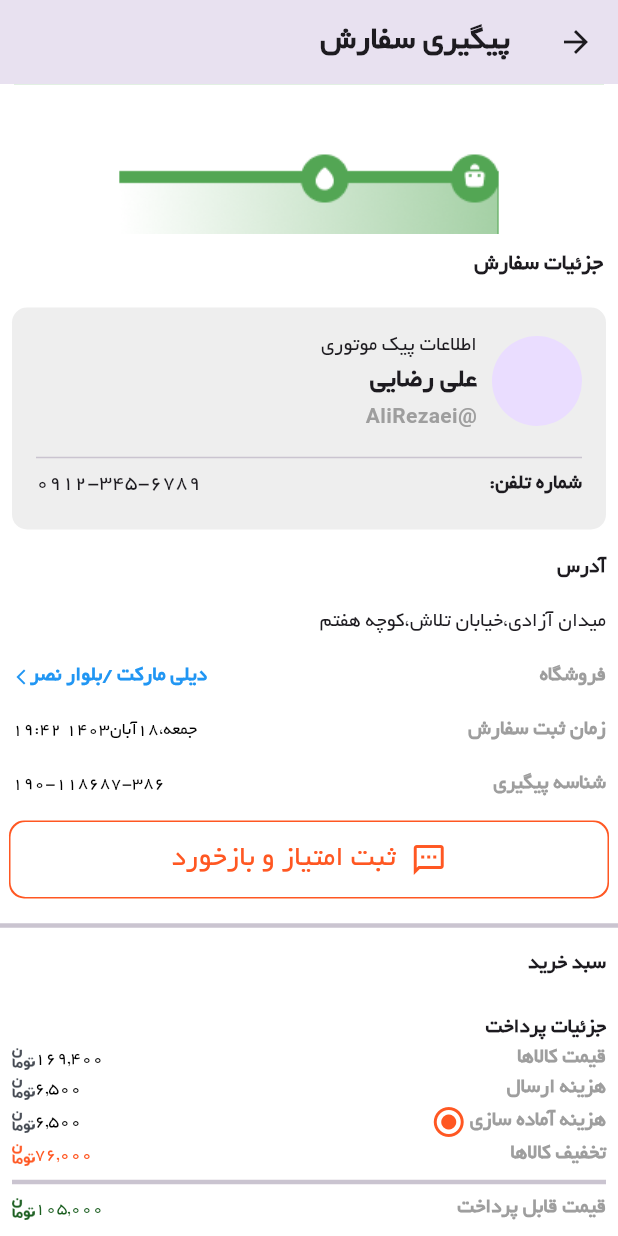
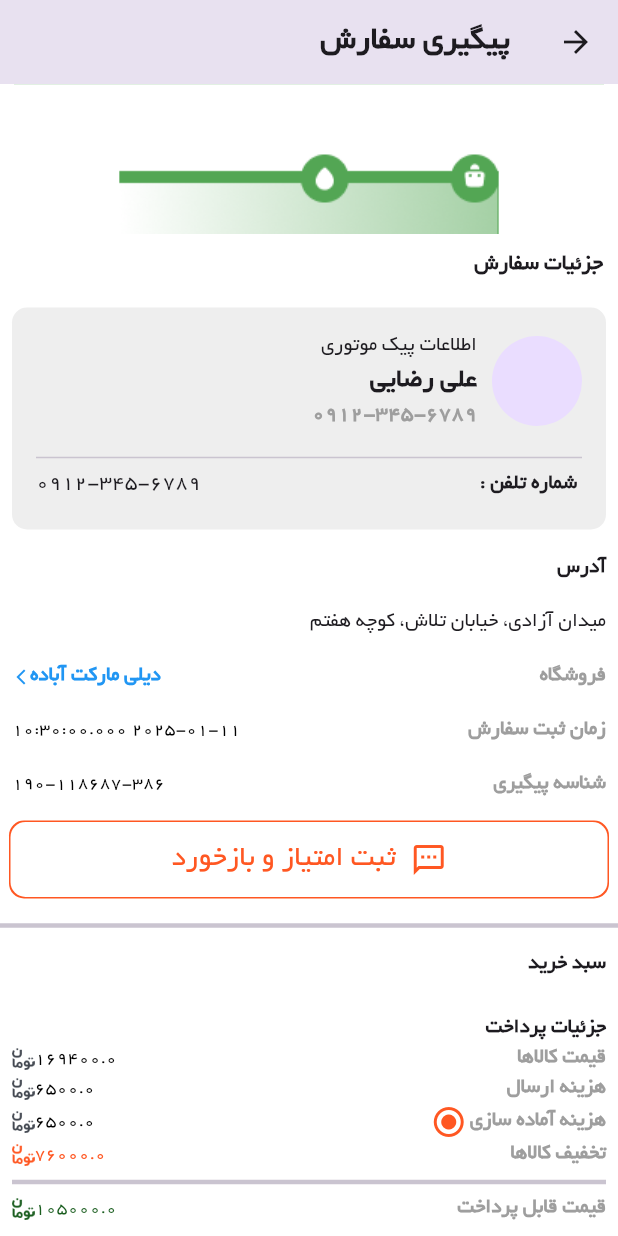
Before and after one commit to Ali3nti/abd_shop, a Flutter app: the OrderTrackingPage screen opened directly, scrolled down 216 dp, on a phone screen of 412 x 824 dp. Run offline on Flutter 3.47's test engine with Material 3 defaults, Android fonts, the phone set to English and light mode, and no system bars; our stand-ins replace connectivity_plus, dotted_border, flutter_image_compress, flutter_spinkit, hive_flutter, image_cropper and 7 more; accounts and stored records are empty.

Commit message:
complete_orders_tracking_page

```diff
--- a/lib/screens/orders/order_Tracking_Page.dart
+++ b/lib/screens/orders/order_Tracking_Page.dart
@@ -1,7 +1,8 @@
+import 'package:abd_shop/models/order_model.dart';
+import 'package:abd_shop/models/product_model.dart';
 import 'package:flutter/cupertino.dart';
 import 'package:flutter/material.dart';
 import 'dart:async';
-import 'package:latlong2/latlong.dart';
 
 class OrderTrackingPage extends StatefulWidget {
   const OrderTrackingPage({super.key});
@@ -14,10 +15,34 @@ class _OrderTrackingPageState extends State<OrderTrackingPage> {
   late Timer timer;
   Duration remainingTime = Duration(hours: 0, minutes: 30);
 
+  Order order = Order()
+    ..id = 1
+    ..userId = 1
+    ..orderDate = DateTime.now()
+    ..storeName = "دیلی مارکت آباده"
+    ..deliveryUserName = "علی رضایی"
+    ..deliveryUserPhone = "0912-345-6789"
+    ..products = [
+      Product()
+        ..id = 1
+        ..image = "assets/images/p1.png",
+      Product()
+        ..id = 2
+        ..image = "assets/images/p2.png"
+    ]
+    ..trackingId = "190-118687-386"
+    ..totalPrice = 105000
+    ..discount = 76000
+    ..itemPrice = 169400
+    ..deliveryCost = 6500
+    ..preparationCost = 6500;
+
   @override
   void initState() {
     super.initState();
-    timer = Timer.periodic(Duration(seconds: 1), (Timer t) {
+    timer = Timer.periodic(
+      Duration(seconds: 1),
+      (Timer t) {
         setState(() {
           if (remainingTime.inSeconds > 0) {
             remainingTime = remainingTime - Duration(seconds: 1);
@@ -25,7 +50,8 @@ class _OrderTrackingPageState extends State<OrderTrackingPage> {
             timer.cancel();
           }
         });
-    });
+      },
+    );
   }
 
   @override
@@ -34,15 +60,10 @@ class _OrderTrackingPageState extends State<OrderTrackingPage> {
     super.dispose();
   }
 
-  LatLng? origin;
-  LatLng? destination;
-
   @override
   Widget build(BuildContext context) {
     String timerText =
         "${remainingTime.inMinutes.remainder(60)}:${(remainingTime.inSeconds.remainder(60)).toString().padLeft(2, '0')}";
-
-    double progress = remainingTime.inSeconds / (30 * 60);
 
     return Scaffold(
       backgroundColor: CupertinoColors.white,
@@ -61,16 +82,20 @@ class _OrderTrackingPageState extends State<OrderTrackingPage> {
           children: [
             SizedBox(height: 5),
             Center(
-              child: Image.asset("assets/images/order_prepare.png"),
+              child: Image.asset(
+                "assets/images/order_prepare.png",
               ),
-            SizedBox(
-              height: 15,
+            ),
+            SizedBox(height: 15),
+            Center(
+              child: Image.asset(
+                "assets/images/16.png",
+              ),
             ),
             Center(
-              child: Image.asset("assets/images/16.png"),
+              child: Image.asset(
+                "assets/images/deliverd.png",
               ),
-            Center(
-              child: Image.asset("assets/images/deliverd.png"),
             ),
             Padding(
               padding: const EdgeInsets.all(10),
@@ -103,15 +128,18 @@ class _OrderTrackingPageState extends State<OrderTrackingPage> {
                           Column(
                             crossAxisAlignment: CrossAxisAlignment.start,
                             children: [
-                              Text("اطلاعات پیک موتوری"),
                               Text(
-                                "علی رضایی",
+                                "اطلاعات پیک موتوری",
+                              ),
+                              Text(
+                                order.deliveryUserName,
                                 style: TextStyle(
-                                  fontWeight: FontWeight.w900, fontSize: 18,
+                                  fontWeight: FontWeight.w900,
+                                  fontSize: 18,
                                 ),
                               ),
                               Text(
-                                "@AliRezaei",
+                                order.deliveryUserPhone,
                                 style: TextStyle(
                                   fontWeight: FontWeight.w600,
                                   color: Colors.grey,
@@ -127,12 +155,16 @@ class _OrderTrackingPageState extends State<OrderTrackingPage> {
                         mainAxisAlignment: MainAxisAlignment.spaceBetween,
                         children: [
                           Text(
-                            "شماره تلفن:",
-                            style: TextStyle(fontWeight: FontWeight.w600),
+                            " شماره تلفن :",
+                            style: TextStyle(
+                              fontWeight: FontWeight.w600,
+                            ),
                           ),
                           Text(
-                            "0912-345-6789",
-                            style: TextStyle(fontWeight: FontWeight.w500),
+                            order.deliveryUserPhone,
+                            style: TextStyle(
+                              fontWeight: FontWeight.w500,
+                            ),
                           ),
                         ],
                       ),
@@ -146,14 +178,15 @@ class _OrderTrackingPageState extends State<OrderTrackingPage> {
               padding: const EdgeInsets.all(8.0),
               child: Text(
                 "آدرس",
-                style: TextStyle(fontWeight: FontWeight.bold,
+                style: TextStyle(
+                  fontWeight: FontWeight.bold,
                 ),
               ),
             ),
             Padding(
               padding: const EdgeInsets.all(8.0),
               child: Text(
-                "میدان آزادی،خیابان تلاش،کوچه هفتم",
+                "میدان آزادی، خیابان تلاش، کوچه هفتم",
               ),
             ),
             Padding(
@@ -164,7 +197,8 @@ class _OrderTrackingPageState extends State<OrderTrackingPage> {
                   Text(
                     "فروشگاه",
                     style: TextStyle(
-                      fontWeight: FontWeight.w900, color: Colors.grey,
+                      fontWeight: FontWeight.w900,
+                      color: Colors.grey,
                     ),
                   ),
                   InkWell(
@@ -172,9 +206,10 @@ class _OrderTrackingPageState extends State<OrderTrackingPage> {
                     child: Row(
                       children: [
                         Text(
-                          "دیلی مارکت /بلوار نصر",
+                          order.storeName,
                           style: TextStyle(
-                            fontWeight: FontWeight.w900, color: Colors.blue,
+                            fontWeight: FontWeight.w900,
+                            color: Colors.blue,
                           ),
                         ),
                         Icon(
@@ -196,11 +231,12 @@ class _OrderTrackingPageState extends State<OrderTrackingPage> {
                   Text(
                     "زمان ثبت سفارش",
                     style: TextStyle(
-                      fontWeight: FontWeight.w900, color: Colors.grey,
+                      fontWeight: FontWeight.w900,
+                      color: Colors.grey,
                     ),
                   ),
                   Text(
-                    "جمعه،18آبان1403 19:42",
+                    "${order.orderDate}",
                     style: TextStyle(
                       fontSize: 12,
                       fontWeight: FontWeight.w500,
@@ -218,15 +254,17 @@ class _OrderTrackingPageState extends State<OrderTrackingPage> {
                   Text(
                     "شناسه پیگیری",
                     style: TextStyle(
-                      fontWeight: FontWeight.w900, color: Colors.grey,
+                      fontWeight: FontWeight.w900,
+                      color: Colors.grey,
                     ),
                   ),
                   Text(
-                    "190-118687-386",
+                    order.trackingId,
                     style: TextStyle(
                       fontSize: 12,
                       fontWeight: FontWeight.w500,
-                        color: Colors.black),
+                      color: Colors.black,
+                    ),
                   ),
                 ],
               ),
@@ -256,14 +294,16 @@ class _OrderTrackingPageState extends State<OrderTrackingPage> {
                       child: Row(
                         mainAxisAlignment: MainAxisAlignment.center,
                         children: const [
-                          Icon(Icons.sms_outlined,
+                          Icon(
+                            Icons.sms_outlined,
                             color: Colors.deepOrange,
                           ),
                           SizedBox(width: 10),
                           Text(
                             "ثبت امتیاز و بازخورد",
                             style: TextStyle(
-                              color: Colors.deepOrange, fontSize: 20,
+                              color: Colors.deepOrange,
+                              fontSize: 20,
                             ),
                           ),
                         ],
@@ -281,7 +321,9 @@ class _OrderTrackingPageState extends State<OrderTrackingPage> {
               padding: const EdgeInsets.all(8.0),
               child: Text(
                 "سبد خرید",
-                style: TextStyle(fontWeight: FontWeight.w900),
+                style: TextStyle(
+                  fontWeight: FontWeight.w900,
+                ),
               ),
             ),
             Padding(
@@ -291,7 +333,9 @@ class _OrderTrackingPageState extends State<OrderTrackingPage> {
                 children: [
                   Text(
                     "جزئیات پرداخت",
-                    style: TextStyle(fontWeight: FontWeight.w900),
+                    style: TextStyle(
+                      fontWeight: FontWeight.w900,
+                    ),
                   ),
                   Row(
                     mainAxisAlignment: MainAxisAlignment.spaceBetween,
@@ -299,20 +343,23 @@ class _OrderTrackingPageState extends State<OrderTrackingPage> {
                       Text(
                         "قیمت کالاها",
                         style: TextStyle(
-                          fontWeight: FontWeight.w900, color: Colors.grey,
+                          fontWeight: FontWeight.w900,
+                          color: Colors.grey,
                         ),
                       ),
                       Row(
                         children: [
                           Text(
-                            "169,400",
+                            "${order.itemPrice}",
                             style: TextStyle(
                               fontSize: 12,
                               fontWeight: FontWeight.w500,
                               color: Colors.black,
                             ),
                           ),
-                          Image.asset("assets/images/toman.png", width: 15,
+                          Image.asset(
+                            "assets/images/toman.png",
+                            width: 15,
                           ),
                         ],
                       ),
@@ -324,19 +371,24 @@ class _OrderTrackingPageState extends State<OrderTrackingPage> {
                       Text(
                         "هزینه ارسال",
                         style: TextStyle(
-                          fontWeight: FontWeight.w900, color: Colors.grey,
+                          fontWeight: FontWeight.w900,
+                          color: Colors.grey,
                         ),
                       ),
                       Row(
                         children: [
                           Text(
-                            "6,500",
+                            "${order.deliveryCost}",
                             style: TextStyle(
                               fontSize: 12,
                               fontWeight: FontWeight.w500,
-                                color: Colors.black),
+                              color: Colors.black,
                             ),
-                          Image.asset("assets/images/toman.png", width: 15)
+                          ),
+                          Image.asset(
+                            "assets/images/toman.png",
+                            width: 15,
+                          )
                         ],
                       ),
                     ],
@@ -349,11 +401,13 @@ class _OrderTrackingPageState extends State<OrderTrackingPage> {
                           Text(
                             "هزینه آماده سازی",
                             style: TextStyle(
-                              fontWeight: FontWeight.w900, color: Colors.grey,
+                              fontWeight: FontWeight.w900,
+                              color: Colors.grey,
                             ),
                           ),
                           SizedBox(width: 2),
-                          Icon(Icons.radio_button_on_sharp,
+                          Icon(
+                            Icons.radio_button_on_sharp,
                             color: Colors.deepOrange,
                           )
                         ],
@@ -361,13 +415,16 @@ class _OrderTrackingPageState extends State<OrderTrackingPage> {
                       Row(
                         children: [
                           Text(
-                            "6,500",
+                            "${order.preparationCost}",
                             style: TextStyle(
                               fontSize: 12,
                               fontWeight: FontWeight.w500,
-                                color: Colors.black),
+                              color: Colors.black,
                             ),
-                          Image.asset("assets/images/toman.png", width: 15,
+                          ),
+                          Image.asset(
+                            "assets/images/toman.png",
+                            width: 15,
                           )
                         ],
                       ),
@@ -379,21 +436,24 @@ class _OrderTrackingPageState extends State<OrderTrackingPage> {
                       Text(
                         "تخفیف کالاها",
                         style: TextStyle(
-                          fontWeight: FontWeight.w900, color: Colors.grey,
+                          fontWeight: FontWeight.w900,
+                          color: Colors.grey,
                         ),
                       ),
                       Row(
                         children: [
                           Text(
-                            "76,000",
+                            "${order.discount}",
                             style: TextStyle(
                               fontSize: 12,
                               fontWeight: FontWeight.w500,
                               color: Colors.deepOrange,
                             ),
                           ),
-                          Image.asset("assets/images/toman.png",
-                            width: 15, color: Colors.deepOrange,
+                          Image.asset(
+                            "assets/images/toman.png",
+                            width: 15,
+                            color: Colors.deepOrange,
                           ),
                         ],
                       ),
@@ -408,21 +468,24 @@ class _OrderTrackingPageState extends State<OrderTrackingPage> {
                       Text(
                         "قیمت قابل پرداخت",
                         style: TextStyle(
-                          fontWeight: FontWeight.w900, color: Colors.grey,
+                          fontWeight: FontWeight.w900,
+                          color: Colors.grey,
                         ),
                       ),
                       Row(
                         children: [
                           Text(
-                            "105,000",
+                            "${order.totalPrice}",
                             style: TextStyle(
                               fontSize: 12,
                               fontWeight: FontWeight.w500,
                               color: Colors.green.shade900,
                             ),
                           ),
-                          Image.asset("assets/images/toman.png",
-                            width: 15, color: Colors.green.shade900,
+                          Image.asset(
+                            "assets/images/toman.png",
+                            width: 15,
+                            color: Colors.green.shade900,
                           ),
                         ],
                       ),
```
Lines whose indentation alone changed are shown as unchanged.
